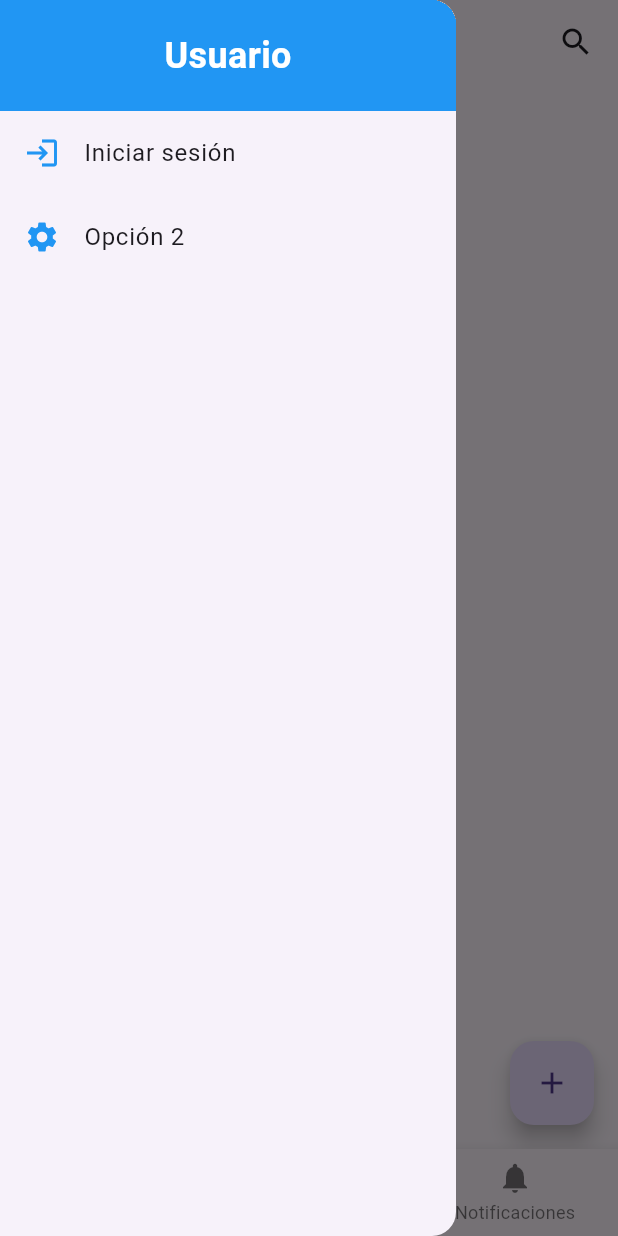
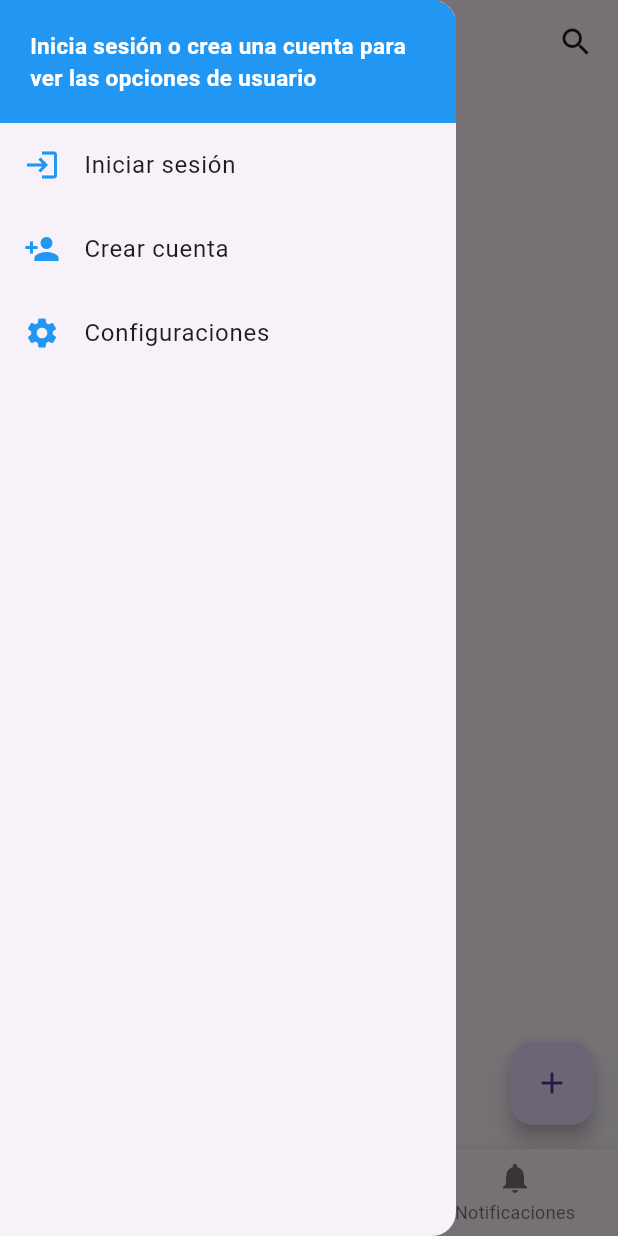
Before and after one commit to cheo2322/my_league_flutter, a Flutter app: the screen it shows after launch, with the side drawer open, on a phone screen of 412 x 824 dp. Run offline on Flutter 3.47's test engine with Material 3 defaults, Android fonts, the phone set to English and light mode, and no system bars; our stand-ins replace dio, flutter_secure_storage, font_awesome_flutter.

Commit message:
Manage sessions

```diff
--- a/lib/widgets/user_drawer.dart
+++ b/lib/widgets/user_drawer.dart
@@ -1,24 +1,55 @@
 import 'package:flutter/material.dart';
 import 'package:flutter_secure_storage/flutter_secure_storage.dart';
+import 'package:my_league_flutter/main.dart';
 import 'package:my_league_flutter/screens/login_page.dart';
 
 class UserDrawer extends StatelessWidget {
   const UserDrawer({super.key});
 
+  final FlutterSecureStorage secureStorage = const FlutterSecureStorage();
+
+  Future<String?> _getToken() async {
+    return await secureStorage.read(key: 'auth_token');
+  }
+
   Future<String?> _getUsername() async {
-    const FlutterSecureStorage secureStorage = FlutterSecureStorage();
     return await secureStorage.read(key: 'username');
+  }
+
+  Future<void> _logout(BuildContext context) async {
+    await secureStorage.deleteAll();
+    ScaffoldMessenger.of(context).showSnackBar(
+      const SnackBar(
+        content: Text('Sesión cerrada correctamente'),
+        backgroundColor: Colors.red,
+        duration: Duration(seconds: 3),
+      ),
+    );
+    Navigator.pushReplacement(
+      context,
+      MaterialPageRoute(builder: (context) => const HomePage()),
+    );
   }
 
   @override
   Widget build(BuildContext context) {
     return Drawer(
-      child: Column(
+      child: FutureBuilder<String?>(
+        future: _getToken(),
+        builder: (context, snapshot) {
+          if (snapshot.connectionState == ConnectionState.waiting) {
+            return const Center(child: CircularProgressIndicator());
+          }
+
+          final tokenExists = snapshot.data != null;
+
+          return Column(
             children: [
               FutureBuilder<String?>(
                 future: _getUsername(),
-            builder: (context, snapshot) {
-              if (snapshot.connectionState == ConnectionState.waiting) {
+                builder: (context, usernameSnapshot) {
+                  if (usernameSnapshot.connectionState ==
+                      ConnectionState.waiting) {
                     return Container(
                       color: Colors.blue,
                       width: double.infinity,
@@ -29,17 +60,18 @@ class UserDrawer extends StatelessWidget {
                     );
                   }
 
-              final username = snapshot.data;
+                  final username = usernameSnapshot.data;
                   return Container(
                     color: Colors.blue,
                     width: double.infinity,
                     padding: const EdgeInsets.all(20),
                     child: Center(
                       child: Text(
-                    username != null ? 'Hola, $username' : 'Usuario',
+                        username ??
+                            'Inicia sesión o crea una cuenta para ver las opciones de usuario',
                         style: const TextStyle(
                           color: Colors.white,
-                      fontSize: 24,
+                          fontSize: 15,
                           fontWeight: FontWeight.bold,
                         ),
                       ),
@@ -47,26 +79,57 @@ class UserDrawer extends StatelessWidget {
                   );
                 },
               ),
+
+              if (!tokenExists)
                 ListTile(
                   leading: const Icon(Icons.login, color: Colors.blue),
                   title: const Text('Iniciar sesión'),
                   onTap: () {
                     Navigator.push(
                       context,
-                MaterialPageRoute(builder: (context) => const LoginPage()),
+                      MaterialPageRoute(
+                        builder: (context) => const LoginPage(),
+                      ),
                     );
                   },
                 ),
+              if (!tokenExists)
+                ListTile(
+                  leading: const Icon(Icons.person_add, color: Colors.blue),
+                  title: const Text('Crear cuenta'),
+                  onTap: () {
+                    // TODO: Create page to create account
+                    Navigator.push(
+                      context,
+                      MaterialPageRoute(
+                        builder: (context) => const LoginPage(),
+                      ),
+                    );
+                  },
+                ),
+
               ListTile(
                 leading: const Icon(Icons.settings, color: Colors.blue),
-            title: const Text('Opción 2'),
+                title: const Text('Configuraciones'),
                 onTap: () {
                   ScaffoldMessenger.of(context).showSnackBar(
                     const SnackBar(content: Text('Opción 2 seleccionada')),
                   );
                 },
               ),
+              const Spacer(),
+              if (tokenExists)
+                ListTile(
+                  leading: const Icon(Icons.logout, color: Colors.red),
+                  title: const Text(
+                    'Cerrar sesión',
+                    style: TextStyle(color: Colors.red),
+                  ),
+                  onTap: () => _logout(context),
+                ),
             ],
+          );
+        },
       ),
     );
   }
```
Lines whose indentation alone changed are shown as unchanged.
